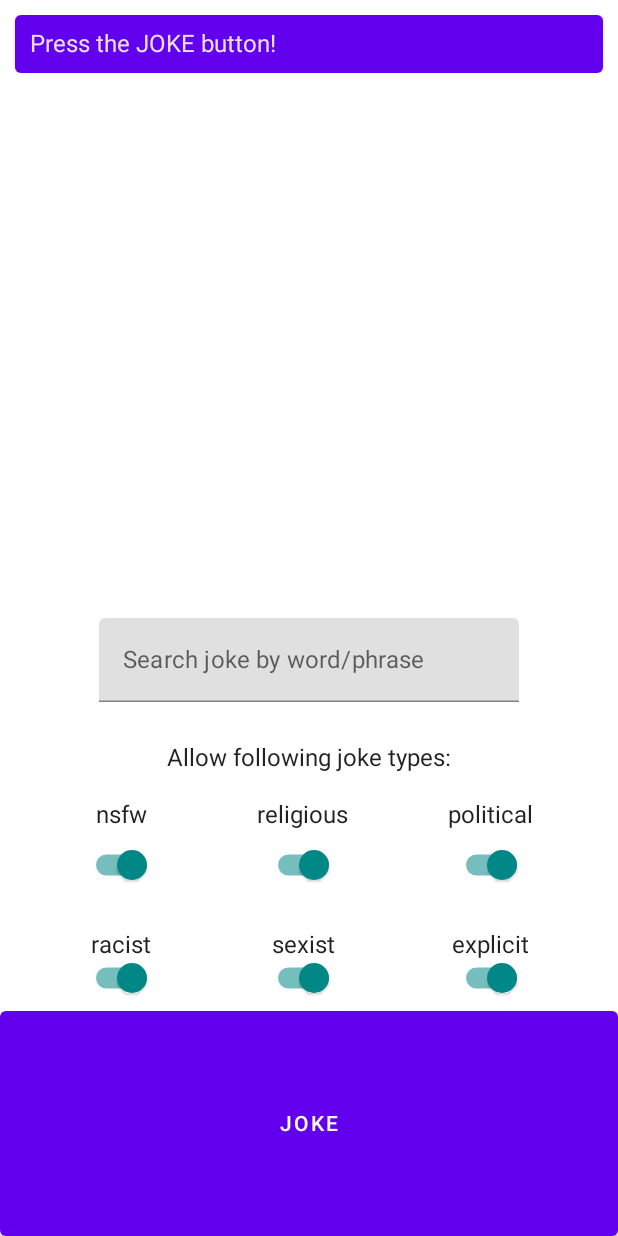
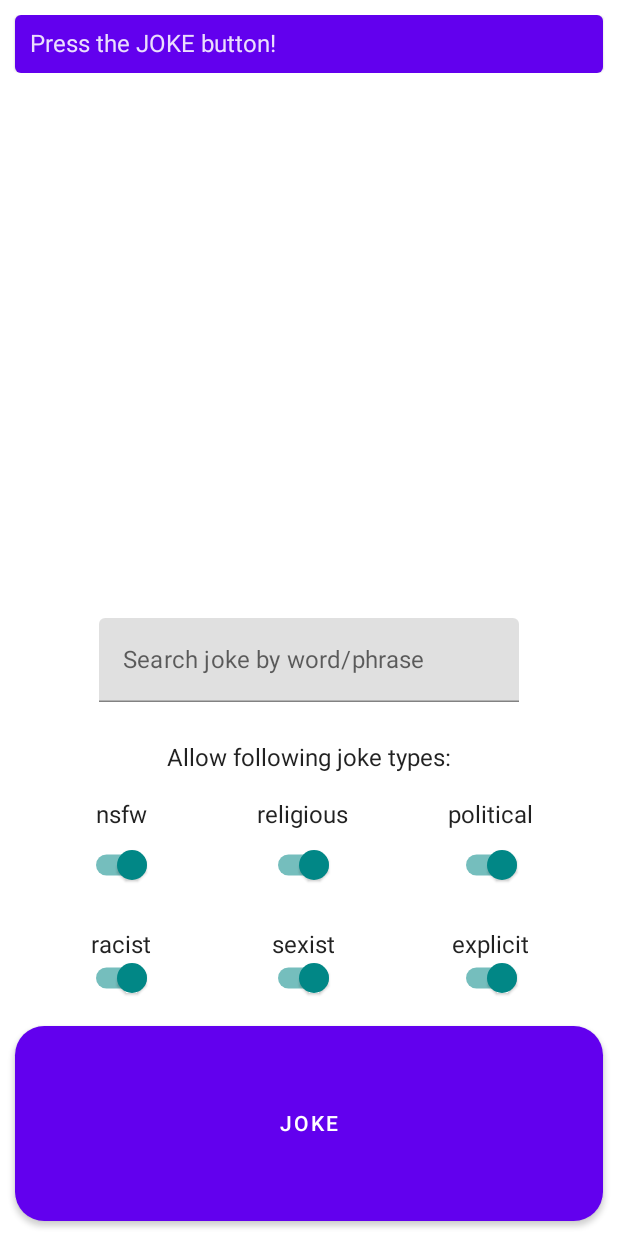
Before and after one commit to ArturHaavisto/joke-app, an Android app built with Jetpack Compose: the screen it shows after launch (MainActivity), on a phone screen of 412 x 824 dp. Run offline under Robolectric (Android 15) with nearby library versions, the phone set to English and light mode, and no system bars.

Commit message:
style: add padding and rounded corners to joke-button

```diff
--- a/App/app/src/main/java/fi/tuni/tamk/tiko/haavisto/jokeapp/MainScreen.kt
+++ b/App/app/src/main/java/fi/tuni/tamk/tiko/haavisto/jokeapp/MainScreen.kt
@@ -3,6 +3,7 @@ package fi.tuni.tamk.tiko.haavisto.jokeapp
 import androidx.compose.foundation.gestures.detectTapGestures
 import androidx.compose.foundation.layout.*
 import androidx.compose.foundation.rememberScrollState
+import androidx.compose.foundation.shape.RoundedCornerShape
 import androidx.compose.foundation.verticalScroll
 import androidx.compose.material.*
 import androidx.compose.runtime.Composable
@@ -187,6 +188,8 @@ fun MainScreen() {
                         modifier = Modifier
                             .weight(4f, true)
                             .fillMaxWidth()
+                            .padding(10.dp),
+                        shape = RoundedCornerShape(15)
                     ) {
                         Text("JOKE")
                     }
```
